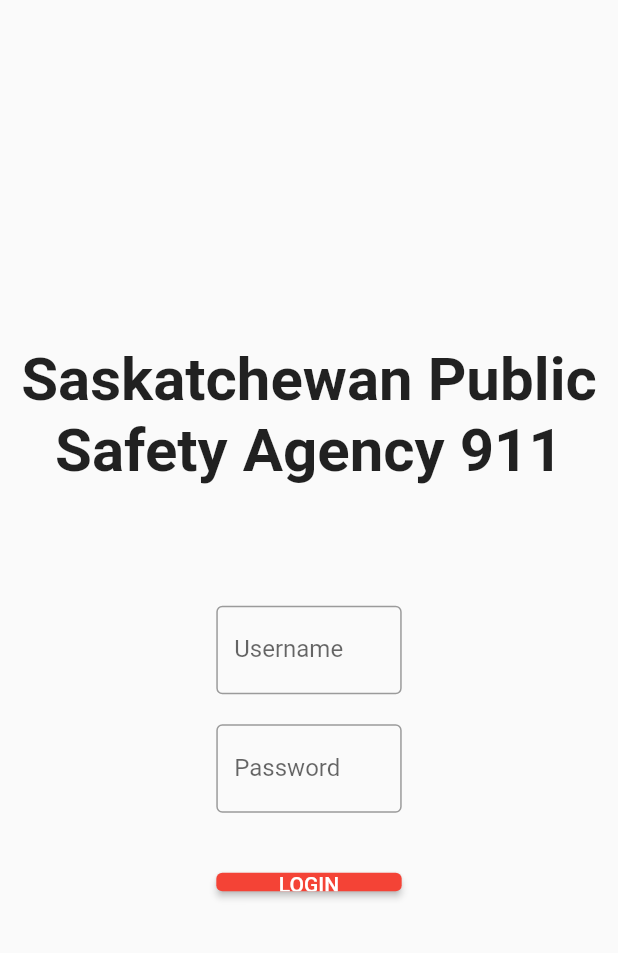
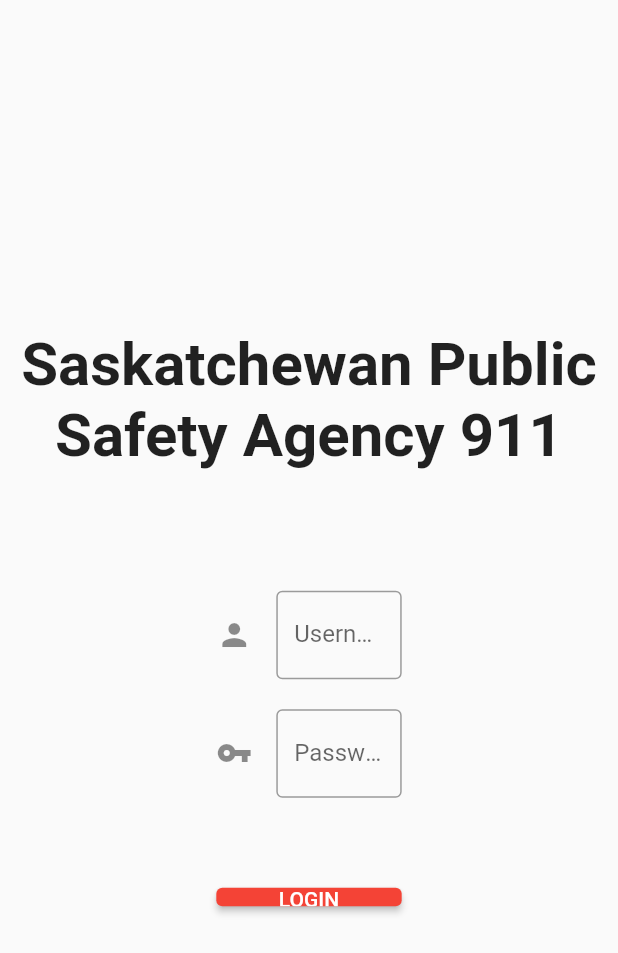
Before and after one commit to panli200/NG911, a Flutter app: the screen it shows after launch, on a phone screen of 412 x 824 dp. Shown: the top 953 px of the screen. Run offline on Flutter 3.47's test engine with Material 2 defaults, Android fonts, the phone set to English and light mode, and no system bars; our stand-ins replace auto_route, battery, bloc, camera, cloud_firestore, file_picker and 12 more; missing offline and left inert: dart:html, flutter_webrtc, fluttercontactpicker, google_maps, health, sliding_switch; accounts and stored records are empty.

Commit message:
enable login with username and password

```diff
--- a/psap_dashboard/lib/login_page.dart
+++ b/psap_dashboard/lib/login_page.dart
@@ -1,5 +1,6 @@
-import 'package:flutter/cupertino.dart';
+import 'package:cloud_firestore/cloud_firestore.dart';
 import 'package:flutter/material.dart';
+import 'package:flutter/services.dart';
 import 'package:psap_dashboard/pages/maps_home_page.dart';
 
 class LoginPage extends StatefulWidget {
@@ -8,6 +9,14 @@
 }
 
 class _LoginPageState extends State<LoginPage> {
+  TextEditingController username = TextEditingController();
+  TextEditingController password = TextEditingController();
+
+  @override
+  void initState() {
+    super.initState();
+  }
+
   @override
   Widget build(BuildContext context) => Scaffold(
           body: Column(
@@ -26,14 +35,23 @@
 
           SizedBox(
             width: MediaQuery.of(context).size.width * 0.3,
-            child: TextField(
-              onChanged: (value) {
-                //Do something with the user input.
+            child: TextFormField(
+              validator: (value) {
+                if (value!.isNotEmpty && value.length <= 2) {
+                  return 'The username not exist';
+                }
+                return null;
               },
+              inputFormatters: <TextInputFormatter>[
+                // FilteringTextInputFormatter.digitsOnly,
+                LengthLimitingTextInputFormatter(9),
+              ],
               decoration: const InputDecoration(
+                icon: Icon(Icons.person),
                 border: OutlineInputBorder(),
                 labelText: 'Username',
               ),
+              controller: username,
             ),
           ),
 
@@ -41,24 +59,46 @@
 
           SizedBox(
             width: MediaQuery.of(context).size.width * 0.3,
-            child: TextField(
-                onChanged: (value) {
-                  //Do something with the user input.
-                },
-                obscureText: true,
-                decoration: const InputDecoration(
-                  border: OutlineInputBorder(),
-                  labelText: 'Password',
-                )),
+            child: TextFormField(
+              validator: (value) {
+                if (value!.isNotEmpty) {
+                  return 'Please enter correct password';
+                }
+                return null;
+              },
+              inputFormatters: <TextInputFormatter>[
+                // FilteringTextInputFormatter.digitsOnly,
+                LengthLimitingTextInputFormatter(9),
+              ],
+              obscureText: true,
+              decoration: const InputDecoration(
+                icon: Icon(Icons.vpn_key),
+                border: OutlineInputBorder(),
+                labelText: 'Password',
+              ),
+              controller: password,
+            ),
           ),
-          const SizedBox(height: 40),
+          const SizedBox(height: 60),
           SizedBox(
               width: MediaQuery.of(context).size.width * 0.3,
               height: MediaQuery.of(context).size.width * 0.03,
               child: ElevatedButton(
-                onPressed: () {
-                  Navigator.push(context,
-                      MaterialPageRoute(builder: (_) => const MapsHomePage()));
+                onPressed: () async {
+                  FirebaseFirestore.instance
+                      .collection('PSAPUser')
+                      .get()
+                      .then((QuerySnapshot querySnapshot) {
+                    for (var doc in querySnapshot.docs) {
+                      if (doc["username"] == username.text &&
+                          doc["password"] == password.text) {
+                        Navigator.push(
+                            context,
+                            MaterialPageRoute(
+                                builder: (_) => const MapsHomePage()));
+                      }
+                    }
+                  });
                 },
                 child: const Text('LOGIN'),
                 style: ElevatedButton.styleFrom(
--- a/psap_dashboard/lib/pages/maps_home_page.dart
+++ b/psap_dashboard/lib/pages/maps_home_page.dart
@@ -5,7 +5,6 @@
 import 'package:psap_dashboard/widget/navigation_drawer_widget.dart';
 import 'call_control_page.dart';
 import 'package:cloud_firestore/cloud_firestore.dart';
-import 'dart:html' as html;
 import 'package:firebase_database/firebase_database.dart' as FbDb;
 
 class MapsHomePage extends StatefulWidget {
```
